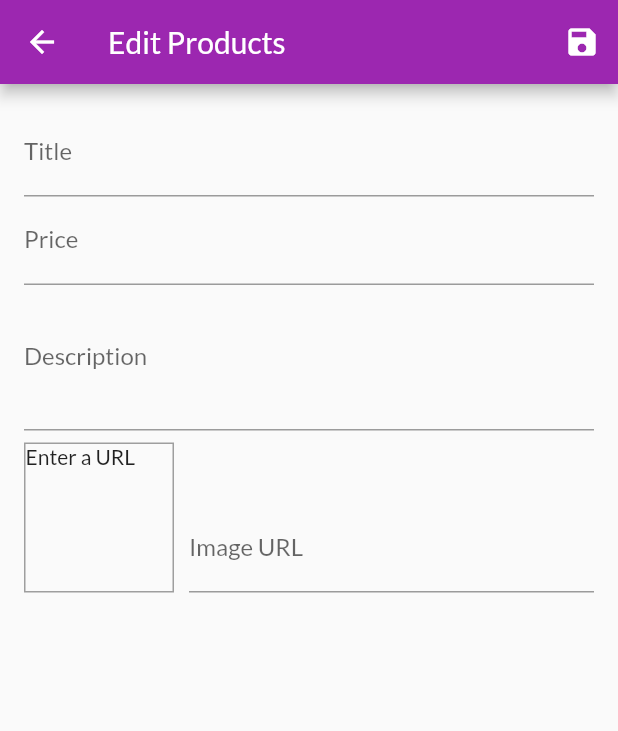
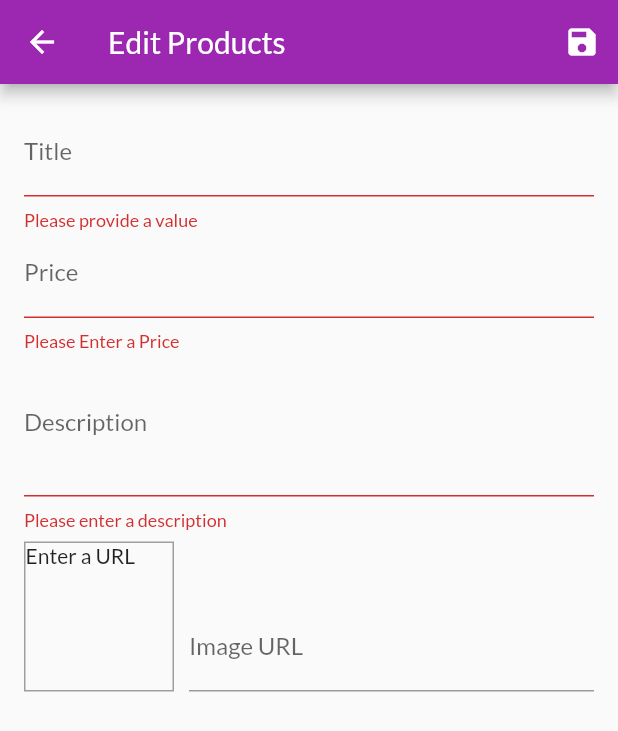
Before and after one commit to gr-rishad/shop_app, a Flutter app: the EditProductScreen screen opened by its route, after a tap on the "save" icon, on a phone screen of 412 x 824 dp. Shown: the top 731 px of the screen. Run offline on Flutter 3.47's test engine with Material 2 defaults, Android fonts, the phone set to English and light mode, and no system bars; network calls fail.

Commit message:
user input validation using form widget

```diff
--- a/lib/screens/edit_product_screen.dart
+++ b/lib/screens/edit_product_screen.dart
@@ -1,3 +1,4 @@
+import 'package:app_shop/providers/product.dart';
 import 'package:flutter/material.dart';
 
 class EditProductScreen extends StatefulWidget {
@@ -12,6 +13,14 @@ class _EditProductScreenState extends State<EditProductScreen> {
   final _descriptionFocusNode = FocusNode();
   final _imageUrlController = TextEditingController();
   final _imageUrlFocusNode = FocusNode();
+  final _form = GlobalKey<FormState>();
+  var _editedProduct = Product(
+    id: null,
+    title: '',
+    price: 0,
+    description: '',
+    imageUrl: '',
+  );
 
   @override
   void initState() {
@@ -31,11 +40,25 @@ class _EditProductScreenState extends State<EditProductScreen> {
 
   void _updateImageUrl() {
     if (!_imageUrlFocusNode.hasFocus) {
+      if ((!_imageUrlController.text.startsWith('http') &&
+              !_imageUrlController.text.startsWith('https')) ||
+          (!_imageUrlController.text.endsWith('.png') &&
+              !_imageUrlController.text.endsWith('.jpg') &&
+              !_imageUrlController.text.endsWith('.jpeg'))) {
+        return;
+      }
       setState(() {});
     }
   }
 
-  void _saveForm() {}
+  void _saveForm() {
+    final isValid = _form.currentState.validate();
+    if (!isValid) {
+      return;
+    }
+    _form.currentState.save();
+    print(_editedProduct.title);
+  }
 
   @override
   Widget build(BuildContext context) {
@@ -52,6 +75,7 @@ class _EditProductScreenState extends State<EditProductScreen> {
       body: Padding(
         padding: EdgeInsets.all(16),
         child: Form(
+          key: _form,
           child: ListView(
             children: [
               TextFormField(
@@ -59,6 +83,21 @@ class _EditProductScreenState extends State<EditProductScreen> {
                 textInputAction: TextInputAction.next,
                 onFieldSubmitted: (_) {
                   FocusScope.of(context).requestFocus(_priceFocusNode);
+                },
+                validator: (value) {
+                  if (value.isEmpty) {
+                    return 'Please provide a value';
+                  }
+                  return null;
+                },
+                onSaved: (value) {
+                  _editedProduct = Product(
+                    title: value,
+                    price: _editedProduct.price,
+                    description: _editedProduct.description,
+                    imageUrl: _editedProduct.imageUrl,
+                    id: null,
+                  );
                 },
               ),
               TextFormField(
@@ -69,12 +108,51 @@ class _EditProductScreenState extends State<EditProductScreen> {
                 onFieldSubmitted: (_) {
                   FocusScope.of(context).requestFocus(_descriptionFocusNode);
                 },
+                validator: (value) {
+                  if (value.isEmpty) {
+                    return 'Please Enter a Price';
+                  }
+                  if (double.tryParse(value) == null) {
+                    return 'Please Enter valid number';
+                  }
+                  if (double.parse(value) <= 0) {
+                    return 'Please Enter a number greater than zero.';
+                  }
+                  return null;
+                },
+                onSaved: (value) {
+                  _editedProduct = Product(
+                    price: double.parse(value),
+                    title: _editedProduct.title,
+                    description: _editedProduct.description,
+                    imageUrl: _editedProduct.imageUrl,
+                    id: null,
+                  );
+                },
               ),
               TextFormField(
                 decoration: InputDecoration(labelText: 'Description'),
                 maxLines: 3,
                 keyboardType: TextInputType.multiline,
                 focusNode: _descriptionFocusNode,
+                validator: (value) {
+                  if (value.isEmpty) {
+                    return 'Please enter a description';
+                  }
+                  if (value.length <= 10) {
+                    return 'Should be atleast 10 characters long';
+                  }
+                  return null;
+                },
+                onSaved: (value) {
+                  _editedProduct = Product(
+                    description: value,
+                    title: _editedProduct.title,
+                    price: _editedProduct.price,
+                    imageUrl: _editedProduct.imageUrl,
+                    id: null,
+                  );
+                },
               ),
               Row(
                 crossAxisAlignment: CrossAxisAlignment.end,
@@ -110,7 +188,20 @@ class _EditProductScreenState extends State<EditProductScreen> {
                       focusNode: _imageUrlFocusNode,
                       onFieldSubmitted: (_) {
                         _saveForm();
-                        }),
+                      },
+                      validator: (value) {
+                        return null;
+                      },
+                      onSaved: (value) {
+                        _editedProduct = Product(
+                          imageUrl: value,
+                          title: _editedProduct.title,
+                          description: _editedProduct.description,
+                          price: _editedProduct.price,
+                          id: null,
+                        );
+                      },
+                    ),
                   ),
                 ],
               ),
```
Lines whose indentation alone changed are shown as unchanged.
